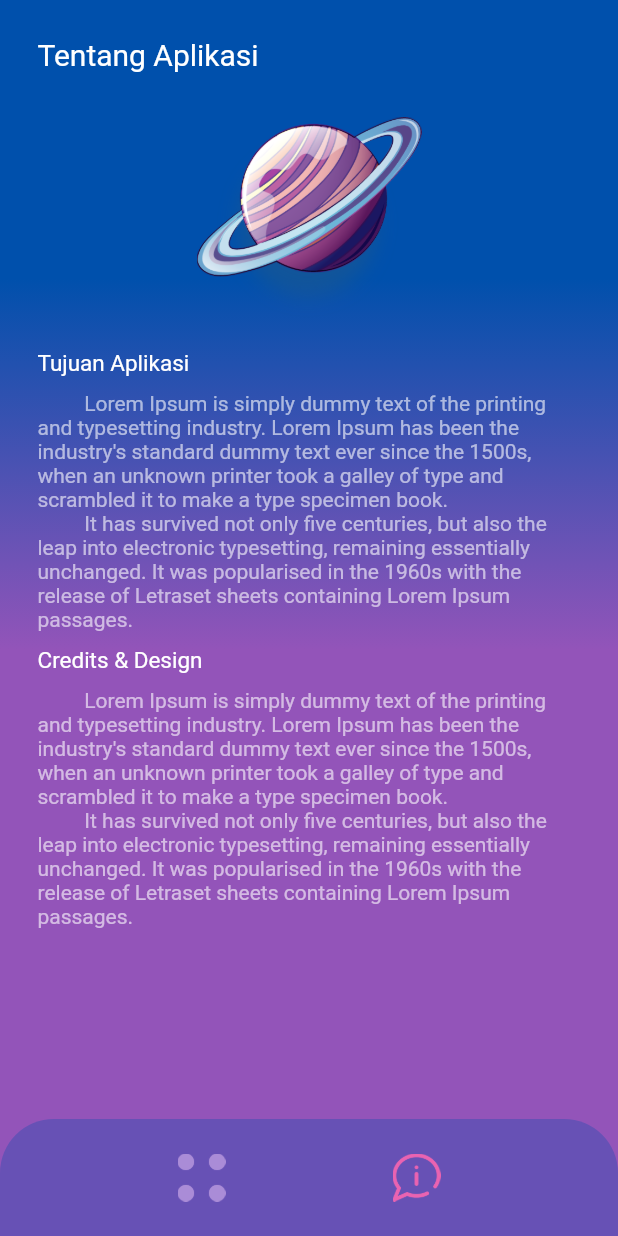
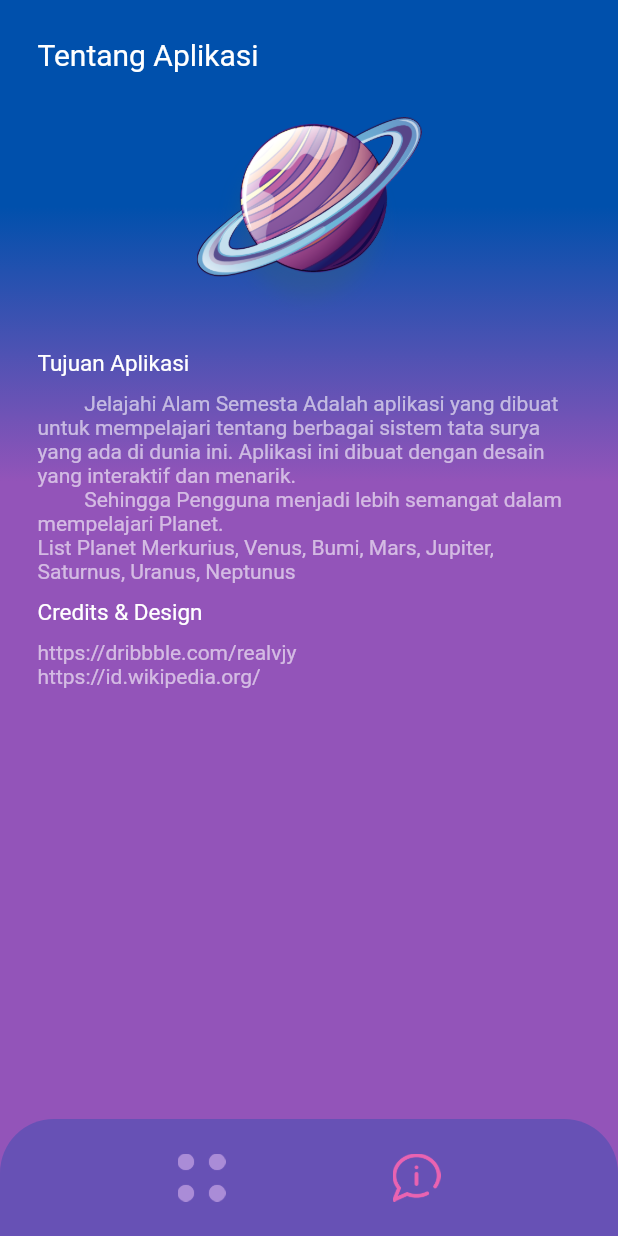
Before and after one commit to Wendritp/Flutter-Jelajahi_Alam_Semesta, a Flutter app: the ProfilePage screen opened directly, on a phone screen of 412 x 824 dp. Run offline on Flutter 3.47's test engine with Material 2 defaults, Android fonts, the phone set to English and light mode, and no system bars; our stand-ins replace flutter_swiper.

Commit message:
Add Icon & Content

```diff
--- a/lib/profile_page.dart
+++ b/lib/profile_page.dart
@@ -54,7 +54,7 @@ class _ProfilePageState extends State<ProfilePage> {
                     ),
                   ),
                   Text(
-                    "         Lorem Ipsum is simply dummy text of the printing and typesetting industry. Lorem Ipsum has been the industry's standard dummy text ever since the 1500s, when an unknown printer took a galley of type and scrambled it to make a type specimen book.\n         It has survived not only five centuries, but also the leap into electronic typesetting, remaining essentially unchanged. It was popularised in the 1960s with the release of Letraset sheets containing Lorem Ipsum passages.",
+                    "         Jelajahi Alam Semesta Adalah aplikasi yang dibuat untuk mempelajari tentang berbagai sistem tata surya yang ada di dunia ini. Aplikasi ini dibuat dengan desain yang interaktif dan menarik. \n         Sehingga Pengguna menjadi lebih semangat dalam mempelajari Planet. \nList Planet Merkurius, Venus, Bumi, Mars, Jupiter, Saturnus, Uranus, Neptunus",
                     style: TextStyle(color: Colors.white60),
                   ),
                   Padding(
@@ -65,7 +65,7 @@ class _ProfilePageState extends State<ProfilePage> {
                     ),
                   ),
                   Text(
-                    "         Lorem Ipsum is simply dummy text of the printing and typesetting industry. Lorem Ipsum has been the industry's standard dummy text ever since the 1500s, when an unknown printer took a galley of type and scrambled it to make a type specimen book.\n         It has survived not only five centuries, but also the leap into electronic typesetting, remaining essentially unchanged. It was popularised in the 1960s with the release of Letraset sheets containing Lorem Ipsum passages.",
+                    "https://dribbble.com/realvjy \nhttps://id.wikipedia.org/",
                     style: TextStyle(color: Colors.white60),
                   )
                 ],
```
